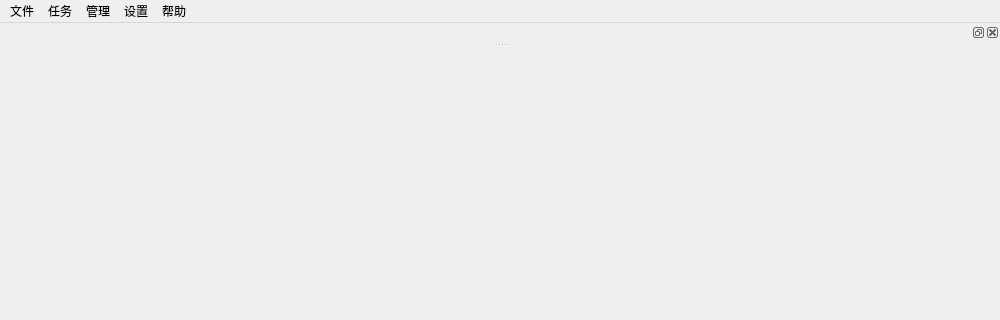
First picture: the form in gui/uitemplate/mainwindow_splitter.ui, repository crazypoo/geniusbar-reserver, before the edit; both pictures show x 0 to 1000 and y 0 to 320 of the 1000 by 653 pixel window.
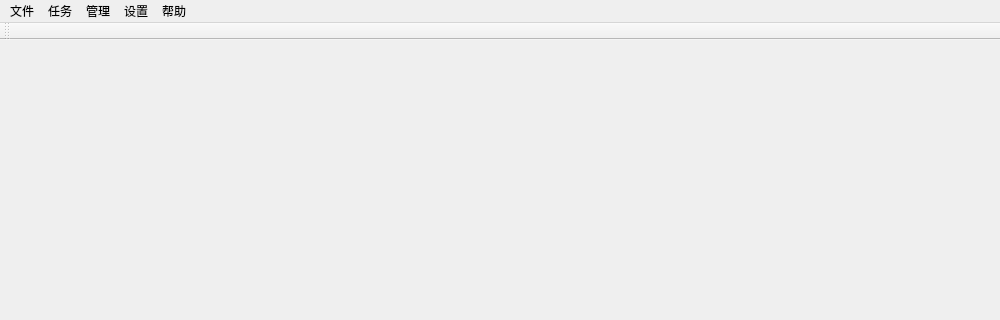
Second picture: the form after the edit.

Patch:
```diff
--- a/gui/uitemplate/mainwindow_splitter.ui
+++ b/gui/uitemplate/mainwindow_splitter.ui
@@ -66,11 +66,16 @@
    <addaction name="menu_5"/>
   </widget>
   <widget class="QStatusBar" name="statusbar"/>
-  <widget class="QDockWidget" name="dockWidget">
-   <attribute name="dockWidgetArea">
-    <number>4</number>
+  <widget class="QToolBar" name="toolBar">
+   <property name="windowTitle">
+    <string>toolBar</string>
+   </property>
+   <attribute name="toolBarArea">
+    <enum>TopToolBarArea</enum>
    </attribute>
-   <widget class="QWidget" name="dockWidgetContents"/>
+   <attribute name="toolBarBreak">
+    <bool>false</bool>
+   </attribute>
   </widget>
   <action name="action">
    <property name="text">
```
Left out of the diff: 2 changed lines with no effect on the pictures.
